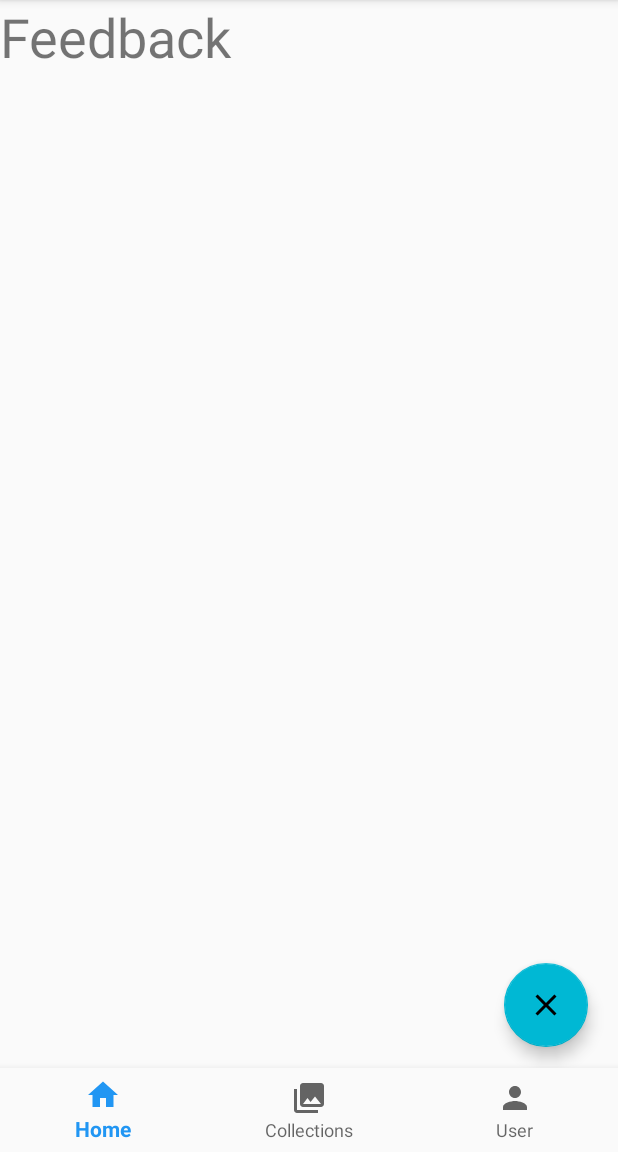
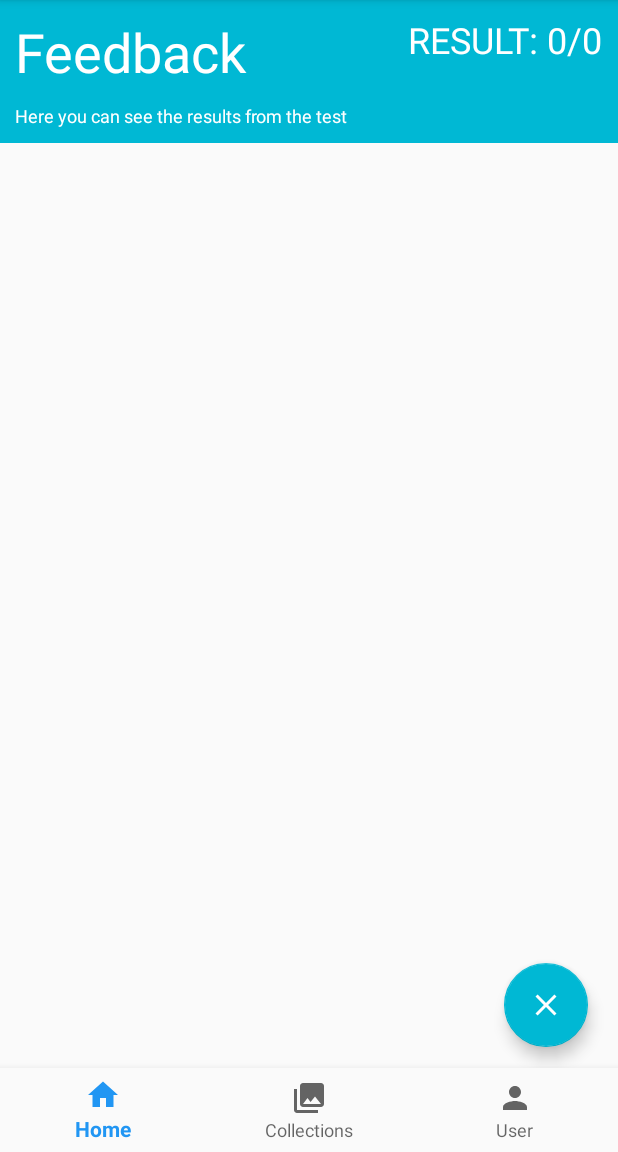
Before and after one commit to AGrefslie/REPIT_Project, an Android app: the QuizFeedback screen opened through its navigation route, on a phone screen of 412 x 824 dp, the part 84-1236 px from its top. Run offline under Robolectric (Android 15) with nearby library versions, the phone set to English and light mode, and no system bars; our stand-ins replace Firebase (no records; nobody signed in at launch, a user with empty details on screens opened directly), navigation-ui; libraries missing offline, so code that uses them is left out: com.firebase.ui; pictures from the network do not load.

Commit message:
added logic for counting correct asnwers

```diff
--- a/app/src/main/java/com/example/repit_project/QuizFeedback.kt
+++ b/app/src/main/java/com/example/repit_project/QuizFeedback.kt
@@ -16,13 +16,12 @@ class QuizFeedback : Fragment() {
 
     private var mCorrectAnswers = answerTest_fragment.correctAnswerList
     private var mWrongAnswers = answerTest_fragment.wrongAnswerList
+    private var resultCorrectAnswer = answerTest_fragment.resultFromQuiz
 
     override fun onCreateView(
         inflater: LayoutInflater, container: ViewGroup?,
         savedInstanceState: Bundle?
     ): View? {
-
-        Log.w("list: ", mWrongAnswers.toString())
 
         // Inflate the layout for this fragment
         return inflater.inflate(R.layout.fragment_feedback, container, false)
@@ -30,6 +29,10 @@ class QuizFeedback : Fragment() {
 
     override fun onViewCreated(view: View, savedInstanceState: Bundle?) {
         super.onViewCreated(view, savedInstanceState)
+
+        val totalQuestions = mCorrectAnswers.size + mWrongAnswers.size
+
+        result.setText("RESULT: " + resultCorrectAnswer.toString() + "/" + totalQuestions.toString())
 
         correctAnswer_recycler_view.adapter = CorrectAnswerAdapter(mCorrectAnswers)
         correctAnswer_recycler_view.layoutManager = LinearLayoutManager(activity)
--- a/app/src/main/java/com/example/repit_project/answerTest_fragment.kt
+++ b/app/src/main/java/com/example/repit_project/answerTest_fragment.kt
@@ -45,6 +45,7 @@ class answerTest_fragment : Fragment() {
                 correctAnswerList.add(quizList[position].questions[quizStartValue].question)
 
                 quizStartValue += 1
+                resultFromQuiz += 1
 
                 if(quizStartValue + 1 > quizList[position].questions.size){
                     //Log.w("Correct List: ", correctAnswerList.toString())
@@ -88,6 +89,8 @@ class answerTest_fragment : Fragment() {
     companion object {
         var correctAnswerList = ArrayList<String>()
         var wrongAnswerList = ArrayList<Question>()
+
+        var resultFromQuiz = 0
     }
 
     fun viewAnswer(answer : String) {
--- a/app/src/main/res/drawable/ic_x.xml
+++ b/app/src/main/res/drawable/ic_x.xml
@@ -4,6 +4,6 @@
         android:viewportWidth="24.0"
         android:viewportHeight="24.0">
     <path
-        android:fillColor="#FF000000"
+        android:fillColor="@android:color/white"
         android:pathData="M19,6.41L17.59,5 12,10.59 6.41,5 5,6.41 10.59,12 5,17.59 6.41,19 12,13.41 17.59,19 19,17.59 13.41,12z"/>
 </vector>
--- a/app/src/main/res/layout/fragment_feedback.xml
+++ b/app/src/main/res/layout/fragment_feedback.xml
@@ -8,22 +8,49 @@
 
     <TextView
         android:id="@+id/header1"
+        android:layout_width="match_parent"
+        android:layout_height="wrap_content"
+        android:background="@color/colorAccent"
+        android:textColor="@android:color/white"
+        android:text="Feedback"
+        android:padding="10sp"
+        android:textSize="36sp" />
+
+    <TextView
+        android:id="@+id/result"
         android:layout_width="wrap_content"
         android:layout_height="wrap_content"
-        android:text="Feedback"
-        android:textSize="36sp" />
+        android:textColor="@android:color/white"
+        android:layout_alignParentEnd="true"
+        android:text="RESULT"
+        android:padding="10sp"
+        android:textSize="24sp" />
+
+    <TextView
+        android:id="@+id/instructions"
+        android:layout_width="match_parent"
+        android:layout_height="wrap_content"
+        android:background="@color/colorAccent"
+        android:textColor="@android:color/white"
+        android:text="Here you can see the results from the test"
+        android:layout_below="@id/header1"
+        android:paddingBottom="10sp"
+        android:paddingLeft="10sp"
+        android:layout_marginBottom="20sp"
+        android:textSize="12sp" />
 
     <androidx.recyclerview.widget.RecyclerView
         android:id="@+id/correctAnswer_recycler_view"
         android:layout_width="match_parent"
         android:layout_height="wrap_content"
-        android:layout_below="@+id/header1"/>
+        android:layout_below="@+id/instructions"/>
 
     <androidx.recyclerview.widget.RecyclerView
         android:id="@+id/wrongAnswer_recycler_view"
         android:layout_width="match_parent"
         android:layout_height="wrap_content"
-        android:layout_below="@+id/correctAnswer_recycler_view"/>
+        android:layout_below="@+id/correctAnswer_recycler_view"
+        />
 
     <com.google.android.material.floatingactionbutton.FloatingActionButton
         android:id="@+id/fabEndTest"
--- a/app/src/main/res/layout/layout_listitem_correct_answer.xml
+++ b/app/src/main/res/layout/layout_listitem_correct_answer.xml
@@ -15,4 +15,14 @@
         android:id="@+id/question"
         android:textSize="24sp"
         android:layout_margin="10sp"/>
+
+    <TextView
+        android:layout_width="wrap_content"
+        android:layout_height="wrap_content"
+        android:text="YOUR ANSWER WAS CORRECT!"
+        android:id="@+id/message"
+        android:textSize="12sp"
+        android:layout_below="@+id/question"
+        android:layout_marginLeft="10sp"
+        android:layout_marginBottom="10sp"/>
 </RelativeLayout>
```
